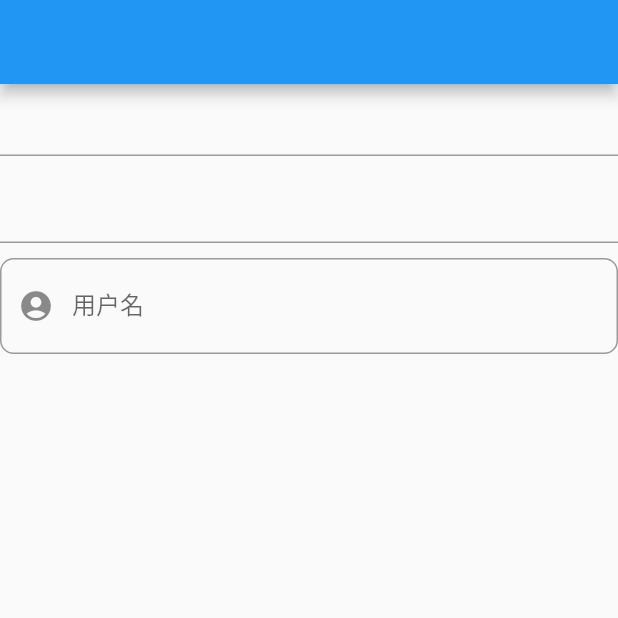
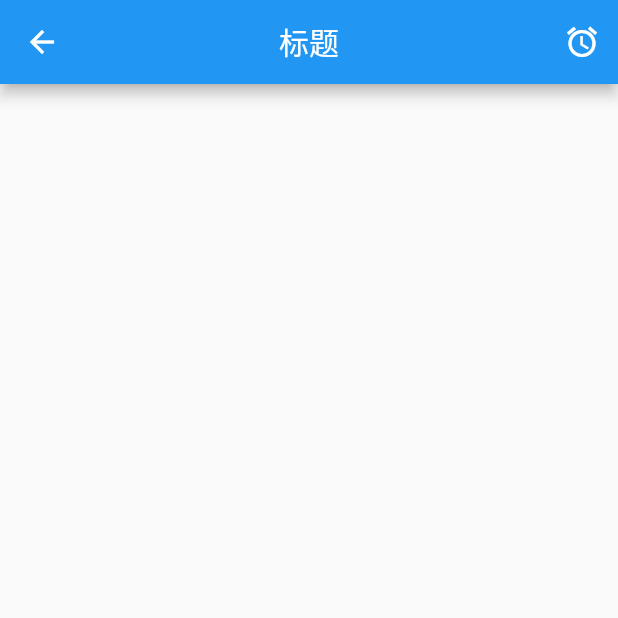
Before and after one commit to z2wenfa/FlutterPractises, a Flutter app: the screen it shows after launch, on a phone screen of 412 x 824 dp, the top half of it. Run offline on Flutter 3.47's test engine with Material 2 defaults, Android fonts, the phone set to English and light mode, and no system bars.

Commit message:
添加AppBarDemo

```diff
--- /dev/null
+++ b/lib/basic/AppBarDemo.dart
@@ -0,0 +1,22 @@
+import 'package:flutter/material.dart';
+
+//一个应用顶部栏的通用结构,可在指定的部位放置相应的组件,常用语Scaffold组件中。
+//【leading】:左侧组件 【Widget】
+//【title】:中间组件 【Widget】
+//【actions】:右侧组件 【List<Widget>】
+//【centerTitle】:中间组件是否居中【bool】
+class AppBarDemo extends StatelessWidget {
+  @override
+  Widget build(BuildContext context) {
+    return Scaffold(
+      appBar: AppBar(
+        leading: BackButton(),
+        title: Text("标题"),
+        centerTitle: true,
+        actions: [
+          IconButton(icon: Icon(Icons.access_alarms), onPressed: () => {print("右侧按钮点击")})
+        ],
+      ),
+    );
+  }
+}
--- a/lib/basic/TextFieldDemo.dart
+++ b/lib/basic/TextFieldDemo.dart
@@ -8,6 +8,7 @@ import 'package:flutter/material.dart';
 //[onEditingComplete]:输入完成事件[Function()]
 //[onSubmitted]:提交事件[Function(String)]
 //[onChanged]:输入事件[Function(String)]
+//[obscureText]:是否显示输入内容[bool]
 
 //TextField行数和cursor
 //[minLines]:最小行数[int]
@@ -57,6 +58,7 @@ class _TextFieldState extends State<TextFieldDemo> {
           SizedBox(height: 10),
 
           TextField(
+            obscureText: false,
             controller: TextEditingController(),
             style: TextStyle(color: Colors.blue),
             onEditingComplete: () => print("onEditingComplete"),
--- a/lib/main.dart
+++ b/lib/main.dart
@@ -1,7 +1,6 @@
 import 'package:flutter/material.dart';
+import 'package:flutter_practises/basic/AppBarDemo.dart';
 import 'package:flutter_practises/route/Page2.dart';
-
-import 'basic/TextFieldDemo.dart';
 
 void main() {
   runApp(MyApp());
@@ -32,8 +31,7 @@ class _MyHomePageState extends State<MyHomePage> {
   @override
   Widget build(BuildContext context) {
     return Scaffold(
-      appBar: AppBar(),
-      body: TextFieldDemo(),
+      body: AppBarDemo(),
     );
   }
 }
```
